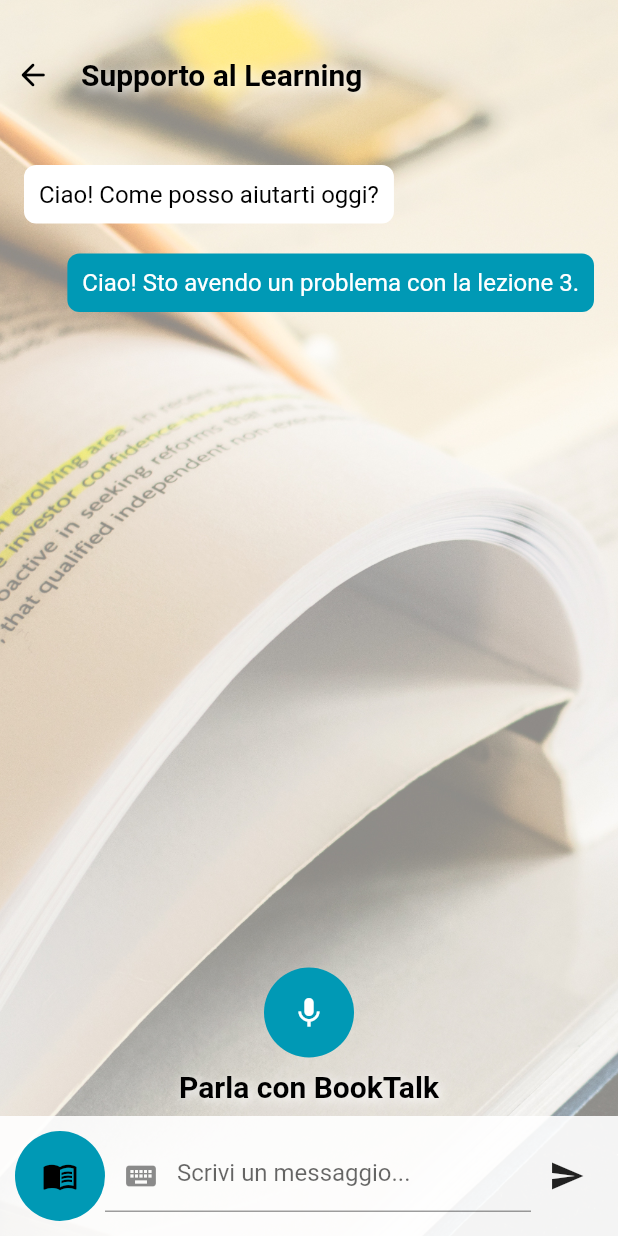
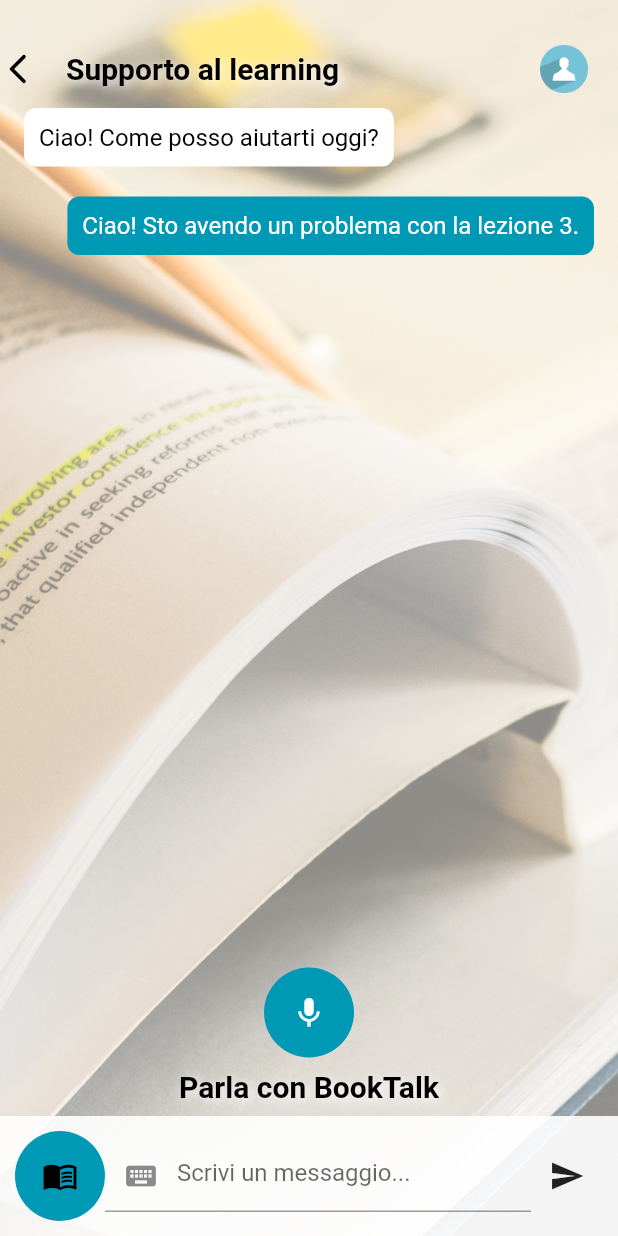
Before and after one commit to NapMarta/booktalk_app, a Flutter app: the SupportoAlLearningScreen screen opened directly, on a phone screen of 412 x 824 dp. Run offline on Flutter 3.47's test engine with Material 2 defaults, Android fonts, the phone set to English and light mode, and no system bars; our stand-ins replace sliding_up_panel.

Commit message:
modifiche header

```diff
--- a/lib/modifica-profilo.dart
+++ b/lib/modifica-profilo.dart
@@ -69,7 +69,7 @@ class _ProfileManagementPageState extends State<ProfileManagementPage> {
                   },
                   child: Row(
                     children: [
-                      Icon(Icons.arrow_back_rounded, color: Colors.black), // Icona della freccia
+                      Icon(Icons.arrow_back_ios_new_rounded, color: Colors.black), // Icona della freccia
                       SizedBox(width: 20,),
                       Text(
                         "Modifica Profilo",
--- a/lib/supporto-al-learning.dart
+++ b/lib/supporto-al-learning.dart
@@ -1,6 +1,7 @@
 // Importa i pacchetti necessari
 import 'package:booktalk_app/libreria-secondafunz.dart';
 import 'package:booktalk_app/libreria.dart';
+import 'package:booktalk_app/profilo.dart';
 import 'package:flutter/material.dart';
 
 // Funzione principale dell'app Flutter
@@ -42,19 +43,21 @@ class SupportoAlLearningScreenState extends State<SupportoAlLearningScreen> {
         ),
         child: Column(
           children: <Widget>[
+            SizedBox(height: 30,),
             // Barra superiore con freccia indietro e titolo
+            Row(
+              mainAxisAlignment: MainAxisAlignment.spaceBetween,
+              children: [
                 GestureDetector(
                     onTap: () {
                       Navigator.of(context).pop(); // Torna alla pagina precedente
                     },
                     child: Row(
                       children: [
-                  SizedBox(height: 100,),
-                  SizedBox(width: 10,),
-                  Icon(Icons.arrow_back_rounded, color: Colors.black), // Icona della freccia
+                        Icon(Icons.arrow_back_ios_new_rounded, color: Colors.black), // Icona della freccia
                         SizedBox(width: 20,),
                         Text(
-                    "Supporto al Learning",
+                          "Supporto al learning",
                           style: TextStyle(
                             fontFamily: 'Roboto',
                             fontSize: 20,
@@ -71,6 +74,22 @@ class SupportoAlLearningScreenState extends State<SupportoAlLearningScreen> {
                         ),
                       ],
                     ),
+                  ),
+
+                  GestureDetector(
+                    onTap: () {
+                      Navigator.of(context).push(
+                        MaterialPageRoute(
+                          builder: (context) => ProfilePage(),
+                        ),
+                      );
+                    },
+                    child: Padding(
+                      padding: const EdgeInsets.only(right: 20, top: 0),
+                      child: Image.asset("assets/person-icon.png", width: 32),
+                    ),
+                  ),
+                ],
               ),
 
             // Area di chat
```
Also changed, not shown: lib/profilo.dart (+11 -31 lines). Lines whose indentation alone changed are shown as unchanged.
